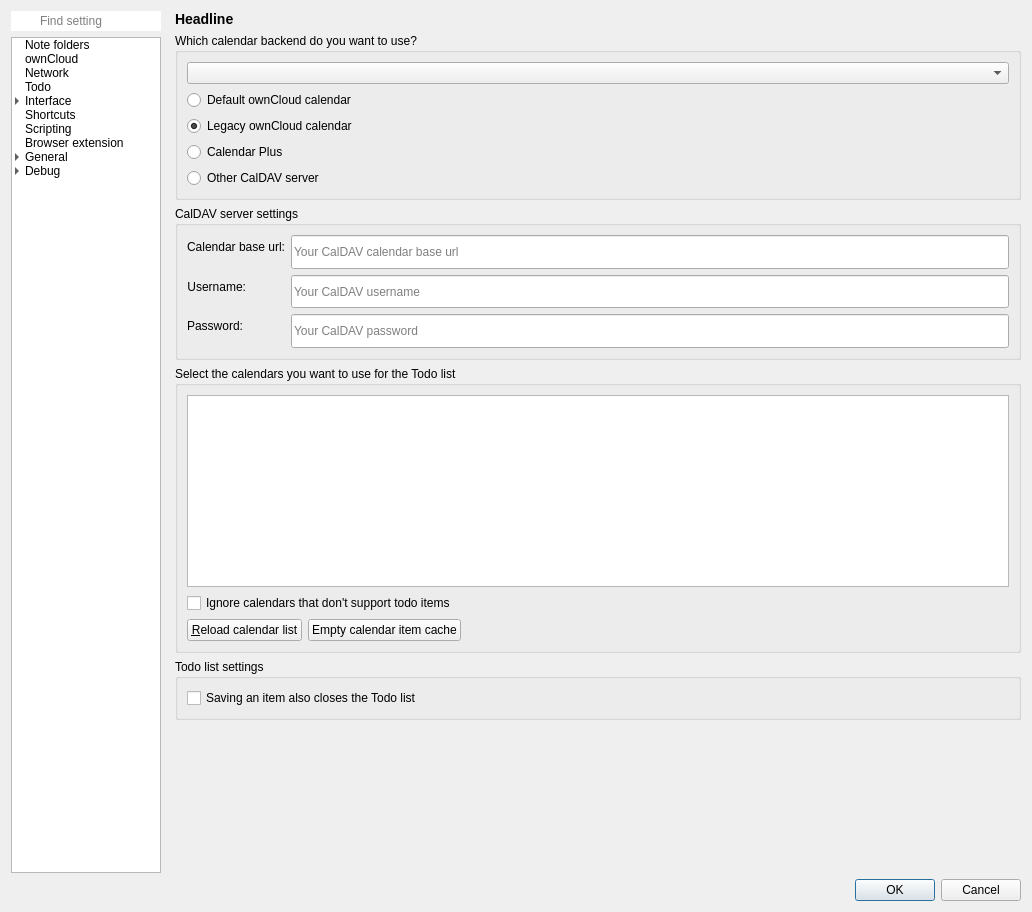
The window that src/dialogs/settingsdialog.ui (pbek/QOwnNotes) describes before a commit, drawn with Qt 5.
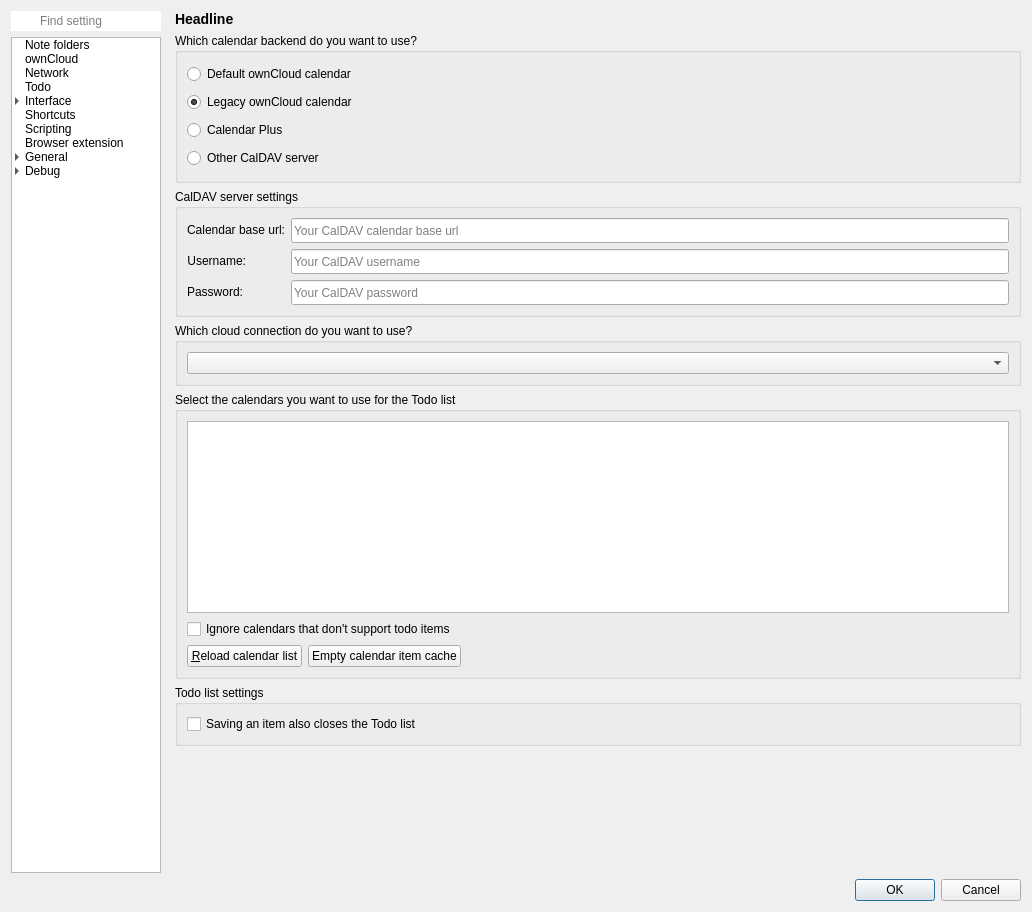
The same window after the commit. The open tabs and pages were chosen to show the change. Icons and pictures are not drawn. Custom widgets are drawn as their Qt base class.

Commit message: Improve cloud connection selection and editing in settings dialog

```diff
--- a/src/dialogs/settingsdialog.ui
+++ b/src/dialogs/settingsdialog.ui
@@ -1729,21 +1729,14 @@
                 <string>Which calendar backend do you want to use?</string>
                </property>
                <layout class="QGridLayout" name="gridLayout_40">
-                <item row="4" column="0">
-                 <widget class="QRadioButton" name="calDavCalendarRadioButton">
-                  <property name="text">
-                   <string>Other CalDAV server</string>
-                  </property>
-                 </widget>
-                </item>
-                <item row="3" column="0">
+                <item row="2" column="0">
                  <widget class="QRadioButton" name="calendarPlusRadioButton">
                   <property name="text">
                    <string notr="true">Calendar Plus</string>
                   </property>
                  </widget>
                 </item>
-                <item row="1" column="0">
+                <item row="0" column="0">
                  <widget class="QRadioButton" name="defaultOwnCloudCalendarRadioButton">
                   <property name="toolTip">
                    <string>For most current ownCloud and Nextcloud installations</string>
@@ -1756,7 +1749,14 @@
                   </property>
                  </widget>
                 </item>
-                <item row="2" column="0">
+                <item row="3" column="0">
+                 <widget class="QRadioButton" name="calDavCalendarRadioButton">
+                  <property name="text">
+                   <string>Other CalDAV server</string>
+                  </property>
+                 </widget>
+                </item>
+                <item row="1" column="0">
                  <widget class="QRadioButton" name="legacyOwnCloudCalendarRadioButton">
                   <property name="toolTip">
                    <string>For older versions of ownCloud where the default setting doesn't work</string>
@@ -1769,13 +1769,6 @@
                   </property>
                  </widget>
                 </item>
-                <item row="0" column="0">
-                 <widget class="QComboBox" name="calendarCloudConnectionComboBox">
-                  <property name="toolTip">
-                   <string>Cloud connection to use</string>
-                  </property>
-                 </widget>
-                </item>
                </layout>
               </widget>
              </item>
@@ -1899,6 +1892,18 @@
                </layout>
               </widget>
              </item>
+             <item>
+              <widget class="QGroupBox" name="calendarCloudConnectionGroupBox">
+               <property name="title">
+                <string>Which cloud connection do you want to use?</string>
+               </property>
+               <layout class="QVBoxLayout" name="verticalLayout_27">
+                <item>
+                 <widget class="QComboBox" name="calendarCloudConnectionComboBox"/>
+                </item>
+               </layout>
+              </widget>
+             </item>
              <item>
               <widget class="QGroupBox" name="todoCalendarGroupBox">
                <property name="title">
```
Left out of the diff: 6 changed lines with no effect on the pictures. The commit also changes 44 other files.
